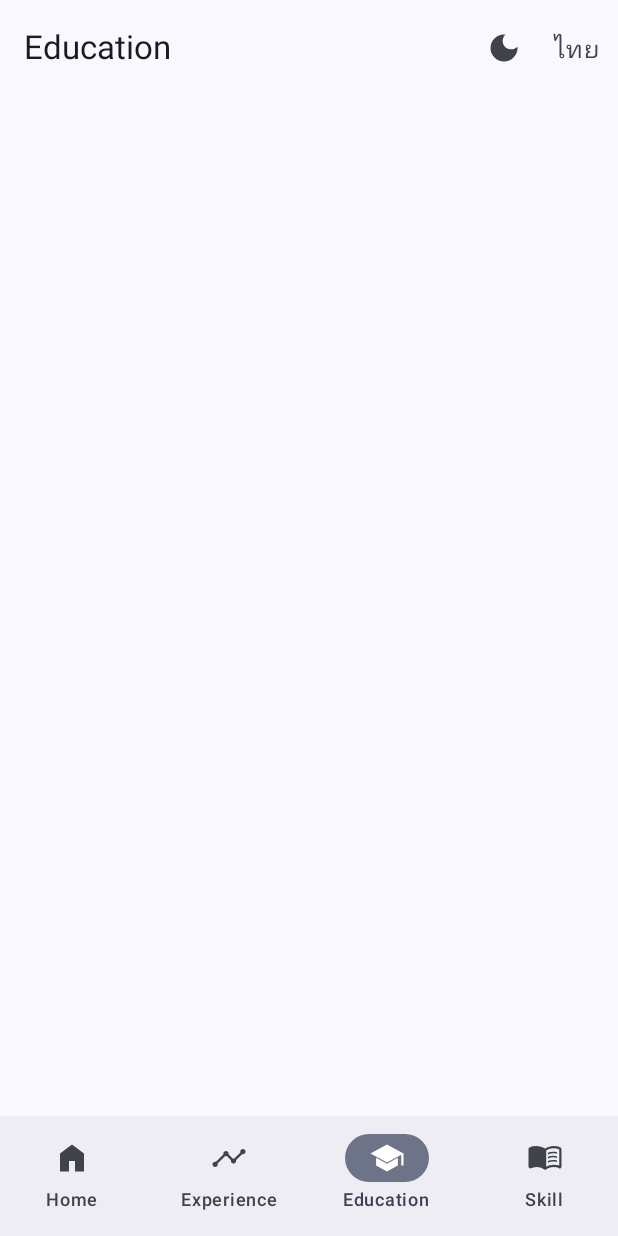
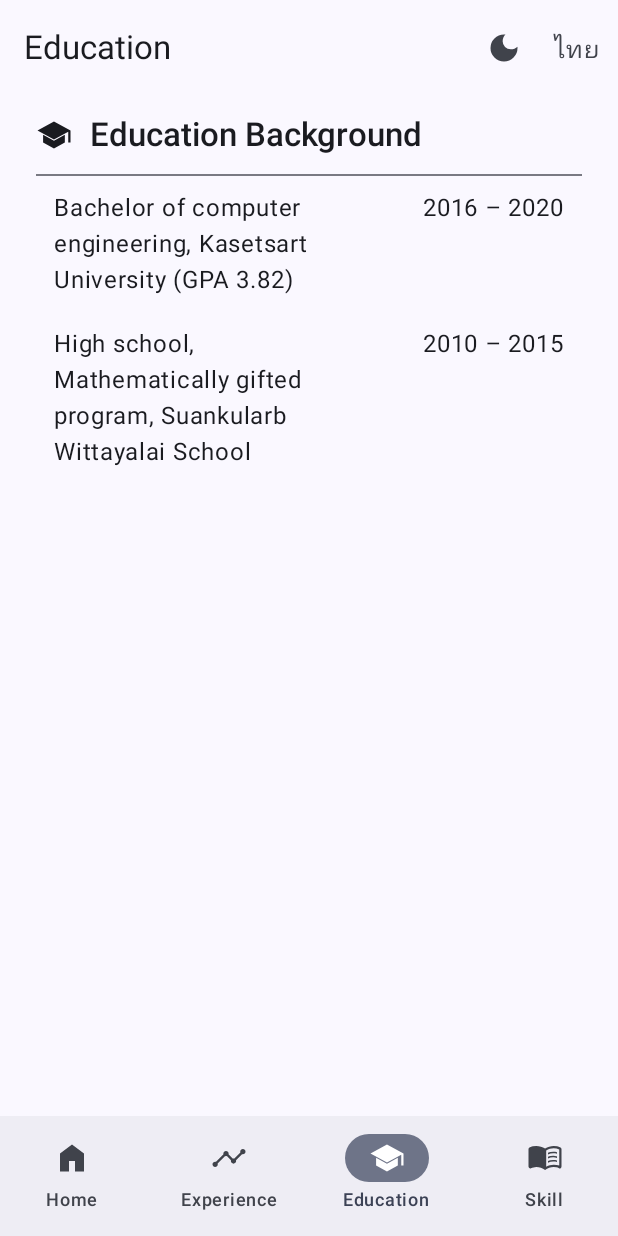
Before and after one commit to chanchai134/resume-android, an Android app built with Jetpack Compose: the EducationScreen screen opened through its navigation route, on a phone screen of 412 x 824 dp. Run offline under Robolectric (Android 15) with nearby library versions, the phone set to English and light mode, and no system bars; our stand-ins replace Dagger/Hilt's generated code, constraintlayout-compose.

Commit message:
add EducationScreen

```diff
--- a/app/src/main/java/chanchai134/resume/data/RepositoryModule.kt
+++ b/app/src/main/java/chanchai134/resume/data/RepositoryModule.kt
@@ -1,5 +1,7 @@
 package chanchai134.resume.data
 
+import chanchai134.resume.data.repository.EducationRepository
+import chanchai134.resume.data.repository.EducationStaticRepository
 import chanchai134.resume.data.repository.HomeRepository
 import chanchai134.resume.data.repository.HomeStaticRepository
 import chanchai134.resume.data.repository.JobRepository
@@ -25,5 +27,9 @@ abstract class RepositoryModule {
 
     @Singleton
     @Binds
+    abstract fun bindEducationRepository(educationStaticRepository: EducationStaticRepository): EducationRepository
+
+    @Singleton
+    @Binds
     abstract fun bindSkillSetRepository(skillSetStaticRepository: SkillSetStaticRepository): SkillSetRepository
 }
--- /dev/null
+++ b/app/src/main/java/chanchai134/resume/data/model/Education.kt
@@ -0,0 +1,8 @@
+package chanchai134.resume.data.model
+
+import androidx.annotation.StringRes
+
+data class Education(
+    @StringRes val description: Int,
+    @StringRes val range: Int
+)
--- /dev/null
+++ b/app/src/main/java/chanchai134/resume/data/repository/EducationRepository.kt
@@ -0,0 +1,7 @@
+package chanchai134.resume.data.repository
+
+import chanchai134.resume.data.model.Education
+
+interface EducationRepository {
+    fun getAllEducation(): List<Education>
+}
--- /dev/null
+++ b/app/src/main/java/chanchai134/resume/data/repository/EducationStaticRepository.kt
@@ -0,0 +1,12 @@
+package chanchai134.resume.data.repository
+
+import chanchai134.resume.R
+import chanchai134.resume.data.model.Education
+import javax.inject.Inject
+
+class EducationStaticRepository @Inject constructor() : EducationRepository {
+    override fun getAllEducation() = listOf(
+        Education(R.string.education_2_description, R.string.education_2_range),
+        Education(R.string.education_1_description, R.string.education_1_range)
+    )
+}
--- a/app/src/main/java/chanchai134/resume/data/repository/SkillSetStaticRepository.kt
+++ b/app/src/main/java/chanchai134/resume/data/repository/SkillSetStaticRepository.kt
@@ -5,7 +5,7 @@ import chanchai134.resume.data.model.SkillSet
 import javax.inject.Inject
 
 class SkillSetStaticRepository @Inject constructor() : SkillSetRepository {
-    override fun getAllSkillSet(): List<SkillSet> = listOf(
+    override fun getAllSkillSet() = listOf(
         SkillSet(
             R.string.android,
             R.drawable.ic_android,
--- a/app/src/main/java/chanchai134/resume/ui/EducationScreen.kt
+++ /dev/null
@@ -1,23 +0,0 @@
-package chanchai134.resume.ui
-
-import android.content.res.Configuration
-import androidx.compose.runtime.Composable
-import androidx.compose.ui.Modifier
-import androidx.compose.ui.tooling.preview.Preview
-import chanchai134.resume.ui.theme.ResumeandroidTheme
-
-@Composable
-fun EducationScreen(
-    modifier: Modifier = Modifier
-) {
-
-}
-
-@Preview("Light", showBackground = true)
-@Preview("Dark", showBackground = true, uiMode = Configuration.UI_MODE_NIGHT_YES)
-@Composable
-fun EducationScreenPreview() {
-    ResumeandroidTheme {
-        EducationScreen()
-    }
-}
--- a/app/src/main/java/chanchai134/resume/ui/navigation/ResumeNavigationGraph.kt
+++ b/app/src/main/java/chanchai134/resume/ui/navigation/ResumeNavigationGraph.kt
@@ -2,7 +2,7 @@ package chanchai134.resume.ui.navigation
 
 import androidx.navigation.NavGraphBuilder
 import androidx.navigation.compose.composable
-import chanchai134.resume.ui.EducationScreen
+import chanchai134.resume.ui.screen.education.EducationScreen
 import chanchai134.resume.ui.screen.experience.ExperienceScreen
 import chanchai134.resume.ui.screen.home.HomeScreen
 import chanchai134.resume.ui.screen.skill.SkillScreen
--- /dev/null
+++ b/app/src/main/java/chanchai134/resume/ui/screen/education/EducationScreen.kt
@@ -0,0 +1,107 @@
+package chanchai134.resume.ui.screen.education
+
+import android.content.res.Configuration
+import androidx.compose.foundation.layout.Arrangement
+import androidx.compose.foundation.layout.Column
+import androidx.compose.foundation.layout.Row
+import androidx.compose.foundation.layout.aspectRatio
+import androidx.compose.foundation.layout.fillMaxSize
+import androidx.compose.foundation.layout.padding
+import androidx.compose.foundation.layout.width
+import androidx.compose.foundation.rememberScrollState
+import androidx.compose.foundation.verticalScroll
+import androidx.compose.material3.Divider
+import androidx.compose.material3.Icon
+import androidx.compose.material3.MaterialTheme
+import androidx.compose.material3.Text
+import androidx.compose.runtime.Composable
+import androidx.compose.ui.Alignment
+import androidx.compose.ui.Modifier
+import androidx.compose.ui.res.dimensionResource
+import androidx.compose.ui.res.painterResource
+import androidx.compose.ui.res.stringResource
+import androidx.compose.ui.text.font.FontWeight
+import androidx.compose.ui.tooling.preview.Preview
+import androidx.hilt.navigation.compose.hiltViewModel
+import chanchai134.resume.R
+import chanchai134.resume.ui.theme.ResumeandroidTheme
+
+@Composable
+fun EducationScreen(modifier: Modifier = Modifier) {
+    val viewModel = hiltViewModel<EducationViewModel>()
+
+    Screen(viewModel.uiState, modifier.fillMaxSize())
+}
+
+@Composable
+private fun Screen(uiState: EducationUiState, modifier: Modifier = Modifier) {
+    val scrollState = rememberScrollState()
+
+    Column(
+        modifier
+            .padding(horizontal = dimensionResource(R.dimen.padding))
+            .verticalScroll(scrollState)
+    ) {
+        Head()
+        Divider()
+        uiState.allEducation.forEach {
+            Item(
+                stringResource(it.description),
+                stringResource(it.range)
+            )
+        }
+    }
+}
+
+@Composable
+private fun Head(modifier: Modifier = Modifier) {
+    Row(
+        modifier.padding(vertical = dimensionResource(R.dimen.semi_padding)),
+        verticalAlignment = Alignment.CenterVertically
+    ) {
+        Icon(
+            painterResource(R.drawable.ic_education),
+            null,
+            Modifier
+                .padding(end = dimensionResource(R.dimen.semi_padding))
+                .width(dimensionResource(R.dimen.icon))
+                .aspectRatio(1f)
+        )
+        Text(
+            stringResource(R.string.education_bg),
+            fontWeight = FontWeight.Medium,
+            style = MaterialTheme.typography.titleLarge
+        )
+    }
+}
+
+@Composable
+private fun Item(description: String, range: String, modifier: Modifier = Modifier) {
+    Row(
+        modifier.padding(dimensionResource(R.dimen.semi_padding)),
+        verticalAlignment = Alignment.Top,
+        horizontalArrangement = Arrangement.SpaceBetween
+    ) {
+        Text(
+            description,
+            Modifier.weight(1f),
+            style = MaterialTheme.typography.bodyLarge
+        )
+        Text(
+            range,
+            Modifier.padding(start = dimensionResource(R.dimen.padding_1_5_x)),
+            style = MaterialTheme.typography.bodyLarge
+        )
+    }
+}
+
+@Preview("Light", showBackground = true)
+@Preview("Dark", showBackground = true, uiMode = Configuration.UI_MODE_NIGHT_YES)
+@Composable
+fun ScreenPreview() {
+    ResumeandroidTheme {
+        Screen(EducationUiState(listOf(
+            EducationUiState.Education(R.string.education_2_description, R.string.education_2_range)
+        )))
+    }
+}
--- /dev/null
+++ b/app/src/main/java/chanchai134/resume/ui/screen/education/EducationUiState.kt
@@ -0,0 +1,8 @@
+package chanchai134.resume.ui.screen.education
+
+data class EducationUiState(val allEducation: List<Education>) {
+    data class Education(
+        val description: Int,
+        val range: Int
+    )
+}
--- /dev/null
+++ b/app/src/main/java/chanchai134/resume/ui/screen/education/EducationViewModel.kt
@@ -0,0 +1,15 @@
+package chanchai134.resume.ui.screen.education
+
+import androidx.lifecycle.ViewModel
+import chanchai134.resume.data.repository.EducationRepository
+import dagger.hilt.android.lifecycle.HiltViewModel
+import javax.inject.Inject
+
+@HiltViewModel
+class EducationViewModel @Inject constructor(educationRepository: EducationRepository) : ViewModel() {
+    val uiState = EducationUiState(
+        educationRepository.getAllEducation().map {
+            EducationUiState.Education(it.description, it.range)
+        }
+    )
+}
--- a/app/src/main/res/values/strings.xml
+++ b/app/src/main/res/values/strings.xml
@@ -15,6 +15,11 @@
     <string name="subject_mail">send from android app</string>
     <string name="github" translatable="false">chanchai134/resume-android</string>
     <string name="linkedin" translatable="false">chanchai134</string>
+    <string name="education_bg">Education Background</string>
+    <string name="education_1_description">High school, Mathematically gifted program, Suankularb Wittayalai School</string>
+    <string name="education_1_range">2010 – 2015</string>
+    <string name="education_2_description">Bachelor of computer engineering, Kasetsart University (GPA 3.82)</string>
+    <string name="education_2_range">2016 – 2020</string>
     <string name="job_1_title">Data Scientist</string>
     <string name="job_1_duration">3 months</string>
     <string name="job_1_range">June – August 2019</string>
```
Also changed, not shown: 4 other files.
